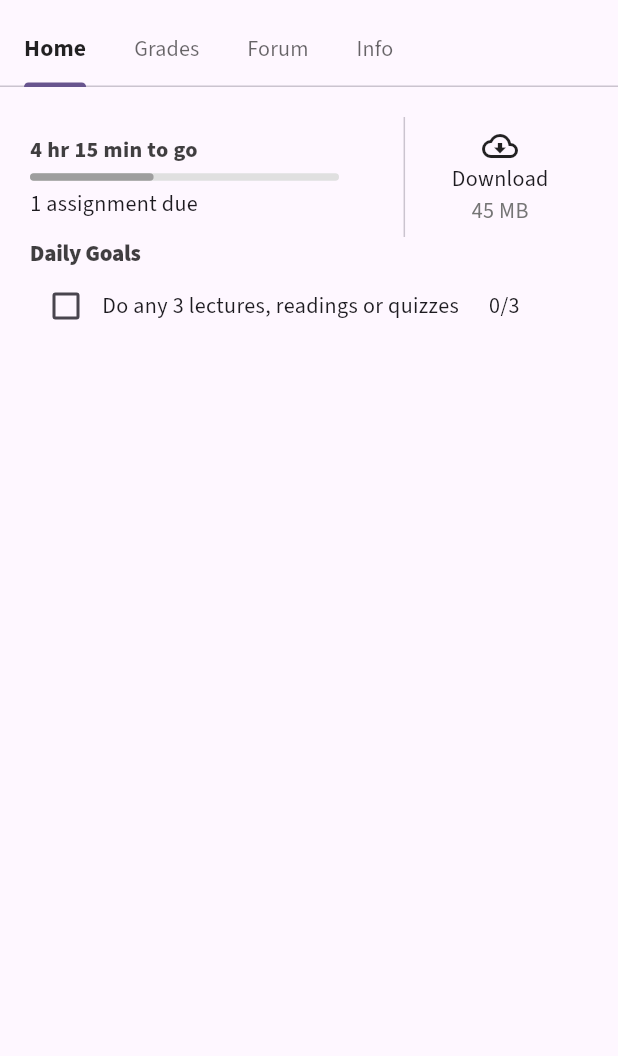
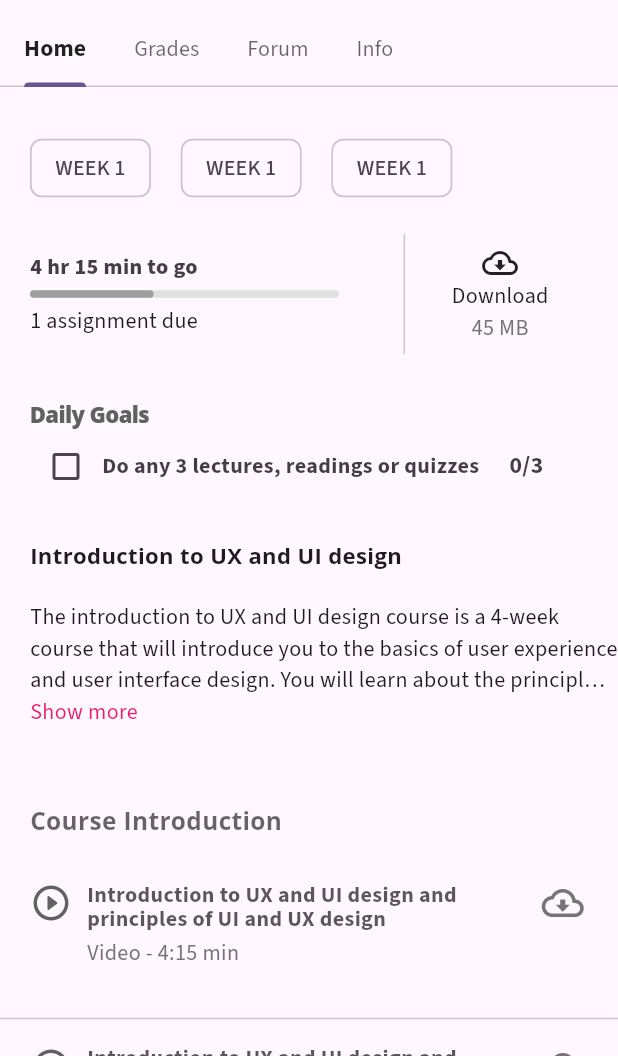
Before and after one commit to mr-jagdish-pu/coursera-app, a Flutter app: the screen it shows once a user with an empty profile is signed in, on a phone screen of 412 x 824 dp, the part 180-1236 px from its top. Run offline on Flutter 3.47's test engine with Material 3 defaults, Android fonts, the phone set to English and light mode, and no system bars; drawn by our look-alikes of readmore; our stand-ins replace dots_indicator, equatable, firebase_auth, firebase_core, flutter_bloc, getwidget and 2 more; accounts and stored records are empty.

Commit message:
feat: homesubpage of a main page completed

```diff
--- a/lib/test_screens/demo_screens.dart
+++ b/lib/features/course_showcase/presentation/ui/pages/course_main_page.dart
@@ -1,9 +1,18 @@
-import 'package:auth_fb_bloc/utils/custom_styles/text_styles.dart';
+
+
+import '../../../../../utils/custom_styles/text_styles.dart';
 import 'package:auth_fb_bloc/utils/responsiveness/extensions.dart';
 import 'package:flutter/material.dart';
+import 'package:google_fonts/google_fonts.dart';
+import 'package:readmore/readmore.dart';
+part '../widgets/course_materials_c.dart';
+part '../widgets/course_introduction_c.dart';
+part '../widgets/daily_goals_c.dart';
+part '../widgets/timeremaining_c.dart';
+part '../widgets/tab_pages/homesubpage.dart';
 
-class DemoTestPage extends StatelessWidget {
-  const DemoTestPage({super.key});
+class CourseMainPage extends StatelessWidget {
+  const CourseMainPage({super.key});
 
   @override
   Widget build(BuildContext context) {
@@ -53,6 +62,7 @@ class DemoTestPage extends StatelessWidget {
                         fontWeight: FontWeight.w400,
                       ),
                       isScrollable: true,
+
                       tabAlignment: TabAlignment.start,
                       tabs: [
                         Tab(
@@ -89,108 +99,3 @@ class DemoTestPage extends StatelessWidget {
             )));
   }
 }
-
-class HomesubPage extends StatelessWidget {
-  const HomesubPage({super.key});
-
-  @override
-  Widget build(BuildContext context) {
-    return Column(
-      crossAxisAlignment: CrossAxisAlignment.start,
-      children: [TimeRemainingC(), DailyGoalsC()],
-    );
-  }
-}
-
-class TimeRemainingC extends StatelessWidget {
-  const TimeRemainingC({super.key});
-
-  @override
-  Widget build(BuildContext context) {
-    final wd = MediaQuery.sizeOf(context).width;
-    return Padding(
-      padding: const EdgeInsets.only(left: 20.0, top: 20),
-      child: SizedBox(
-        child: Row(
-          children: [
-            Column(
-              crossAxisAlignment: CrossAxisAlignment.start,
-              children: [
-                Text(
-                  "4 hr 15 min to go",
-                  style: TextStyles.thickTitle
-                      .copyWith(fontWeight: FontWeight.w800, fontSize: 14),
-                ),
-                Container(
-                  margin: EdgeInsets.symmetric(vertical: 5),
-                  child: LinearProgressIndicator(
-                      value: 0.4,
-                      color: Colors.grey,
-                      minHeight: 5,
-                      backgroundColor: Colors.grey.shade300,
-                      borderRadius: BorderRadius.circular(10)),
-                  width: wd * 0.5,
-                ),
-                Text("1 assignment due"),
-              ],
-            ),
-            SizedBox(
-              width: 40.w,
-            ),
-            SizedBox(
-              height: 80,
-              child: VerticalDivider(
-                width: 3,
-              ),
-            ),
-            SizedBox(width: 30),
-            Column(
-              children: [
-                Icon(Icons.cloud_download_outlined),
-                Text("Download"),
-                Text(
-                  "45 MB",
-                  style: TextStyles.courseSubtitle
-                      .copyWith(color: Colors.grey.shade600),
-                )
-              ],
-            )
-          ],
-        ),
-      ),
-    );
-  }
-}
-
-class DailyGoalsC extends StatelessWidget {
-  const DailyGoalsC({super.key});
-
-  @override
-  Widget build(BuildContext context) {
-    return Padding(
-      padding: const EdgeInsets.only(left: 20),
-      child: Column(
-        crossAxisAlignment: CrossAxisAlignment.start,
-        children: [
-          Text(
-            "Daily Goals",
-            style: TextStyles.thickTitle.copyWith(
-                fontSize: 14.5,
-                fontWeight: FontWeight.w900,
-                letterSpacing: -0.2),
-          ),
-          Row(
-            children: [
-              Checkbox(
-
-                value: false,
-                onChanged: (value) {},
-              ),
-              Text("Do any 3 lectures, readings or quizzes"), SizedBox(width: 20,), Text('0/3')
-            ],
-          )
-        ],
-      ),
-    );
-  }
-}
--- /dev/null
+++ b/lib/features/course_showcase/presentation/ui/widgets/course_introduction_c.dart
@@ -0,0 +1,40 @@
+part of '../pages/course_main_page.dart';
+class CourseIntroductionC extends StatelessWidget {
+  const CourseIntroductionC({super.key});
+
+  @override
+  Widget build(BuildContext context) {
+    return Padding(
+      padding: const EdgeInsets.only(left: 20.0, top: 25),
+      child: Column(
+        crossAxisAlignment: CrossAxisAlignment.start,
+        children: [
+          Text(
+            'Introduction to UX and UI design',
+            style: GoogleFonts.openSans(fontWeight: FontWeight.w700),
+          ),
+          SizedBox(
+            height: 20,
+          ),
+          ReadMoreText(
+            'The introduction to UX and UI design course is a 4-week course '
+                'that will introduce you to the basics of user experience and user interface design. '
+                'You will learn about the principles of design, the design process, and the tools used in the design process. '
+                'You will also learn about the different types of user interfaces and how to design them. '
+                'This course is designed for beginners and no prior experience is required. '
+                'By the end of this course, you will have a solid understanding of the basics of UX and UI design and be able to create your own designs.',
+            trimLines: 3,
+            colorClickableText: Colors.pink,
+            trimMode: TrimMode.Line,
+            trimCollapsedText: '  Show more',
+            trimExpandedText: '  .....Show less',
+          ),
+          //description
+          SizedBox(
+            height: 30,
+          ),
+        ],
+      ),
+    );
+  }
+}
--- /dev/null
+++ b/lib/features/course_showcase/presentation/ui/widgets/course_materials_c.dart
@@ -0,0 +1,81 @@
+part of '../pages/course_main_page.dart';
+class CourseHeader extends StatelessWidget {
+  const CourseHeader({super.key});
+
+  @override
+  Widget build(BuildContext context) {
+    return Column(
+      crossAxisAlignment: CrossAxisAlignment.start,
+      children: [
+        Padding(
+            padding: const EdgeInsets.only(left:20.0, bottom: 20, top: 20),
+            child: Text('Course Introduction', style: GoogleFonts.openSans(fontWeight: FontWeight.w700, fontSize: 15.5, color: Colors.black87.withOpacity(0.6)))
+        ),
+        CourseMaterialListTile(),
+        Divider(),
+        CourseMaterialListTile(),
+        Divider(),
+        CourseMaterialListTile(),
+        Divider(),
+        CourseMaterialListTile(),
+        Divider(),
+      ],
+    );
+  }
+}
+
+class CourseMaterialListTile extends StatelessWidget {
+  const CourseMaterialListTile({super.key});
+
+  @override
+  Widget build(BuildContext context) {
+    final wd = MediaQuery.sizeOf(context).width;
+    return Padding(
+      padding: const EdgeInsets.only(
+        left: 20.0,
+        top: 10,
+        bottom: 25,
+      ),
+      child: Row(
+        crossAxisAlignment: CrossAxisAlignment.start,
+        children: [
+          Icon(
+              Icons.play_circle_outline_rounded,
+              size: 28,
+              color: Colors.grey.shade700
+          ),
+          SizedBox(width: 10),
+          SizedBox(
+            width: wd.w * 0.7,
+            child:
+            Column(crossAxisAlignment: CrossAxisAlignment.start, children: [
+              Text(
+
+                  maxLines: 2,
+
+                  overflow: TextOverflow.ellipsis,
+                  "Introduction to UX and UI design and  principles of UI and UX design",
+                  style: TextStyles.thickTitle
+                      .copyWith(fontWeight: FontWeight.bold, fontSize: 14, height: 1.1, color: Colors.black87.withOpacity(0.65),)
+              ),
+              SizedBox(height: 5,),
+              Text(
+                "Video - 4:15 min",
+                style: TextStyles.courseSubtitle
+                    .copyWith(color: Colors.grey.shade600),
+              ),
+            ]),
+          ),
+          Align(
+            alignment: Alignment.bottomLeft,
+            child: Icon(
+              Icons.cloud_download_outlined,
+              color: Colors.grey.shade600,
+              size: 28,
+            ),
+          ),
+        ],
+      ),
+    );
+  }
+}
--- /dev/null
+++ b/lib/features/course_showcase/presentation/ui/widgets/daily_goals_c.dart
@@ -0,0 +1,44 @@
+part of '../pages/course_main_page.dart';
+class DailyGoalsC extends StatelessWidget {
+  const DailyGoalsC({super.key});
+
+  @override
+  Widget build(BuildContext context) {
+    return Padding(
+      padding: const EdgeInsets.only(left: 20, top: 30),
+      child: Column(
+        crossAxisAlignment: CrossAxisAlignment.start,
+        children: [
+          Text(
+            "Daily Goals",
+            style: GoogleFonts.openSans(
+                fontWeight: FontWeight.w900,
+                letterSpacing: -0.4,
+                color: Colors.grey.shade700),
+          ),
+          Row(
+            children: [
+              Checkbox(
+                value: false,
+                onChanged: (value) {},
+              ),
+              Text(
+                "Do any 3 lectures, readings or quizzes",
+                style: TextStyles.thickTitle
+                    .copyWith(fontWeight: FontWeight.bold, fontSize: 14),
+              ),
+              SizedBox(
+                width: 20,
+              ),
+              Text(
+                '0/3',
+                style: TextStyles.thickTitle
+                    .copyWith(fontWeight: FontWeight.bold, fontSize: 15),
+              )
+            ],
+          )
+        ],
+      ),
+    );
+  }
+}
--- /dev/null
+++ b/lib/features/course_showcase/presentation/ui/widgets/tab_pages/homesubpage.dart
@@ -0,0 +1,42 @@
+part of '../../pages/course_main_page.dart';
+class HomesubPage extends StatelessWidget {
+  const HomesubPage({super.key});
+
+  @override
+  Widget build(BuildContext context) {
+    return ListView(
+      children: [
+        SizedBox(
+          height: 30,
+        ),
+        Row(
+          mainAxisAlignment: MainAxisAlignment.start,
+          children: [
+            SizedBox(
+              width: 20,
+            ),
+            Chip(
+              label: Text("WEEK 1"),
+            ),
+            SizedBox(
+              width: 20,
+            ),
+            Chip(
+              label: Text("WEEK 1"),
+            ),
+            SizedBox(
+              width: 20,
+            ),
+            Chip(
+              label: Text("WEEK 1"),
+            ),
+          ],
+        ),
+        TimeRemainingC(),
+        DailyGoalsC(),
+        CourseIntroductionC(),
+        CourseHeader(),CourseHeader(),
+      ],
+    );
+  }
+}
--- /dev/null
+++ b/lib/features/course_showcase/presentation/ui/widgets/timeremaining_c.dart
@@ -0,0 +1,61 @@
+part of '../pages/course_main_page.dart';
+
+class TimeRemainingC extends StatelessWidget {
+  const TimeRemainingC({super.key});
+
+  @override
+  Widget build(BuildContext context) {
+    final wd = MediaQuery.sizeOf(context).width;
+    return Padding(
+      padding: const EdgeInsets.only(left: 20.0, top: 20),
+      child: SizedBox(
+        child: Row(
+          children: [
+            Column(
+              crossAxisAlignment: CrossAxisAlignment.start,
+              children: [
+                Text(
+                  "4 hr 15 min to go",
+                  style: TextStyles.thickTitle
+                      .copyWith(fontWeight: FontWeight.w800, fontSize: 14),
+                ),
+                Container(
+                  margin: EdgeInsets.symmetric(vertical: 5),
+                  child: LinearProgressIndicator(
+                      value: 0.4,
+                      color: Colors.grey,
+                      minHeight: 5,
+                      backgroundColor: Colors.grey.shade300,
+                      borderRadius: BorderRadius.circular(10)),
+                  width: wd * 0.5,
+                ),
+                Text("1 assignment due"),
+              ],
+            ),
+            SizedBox(
+              width: 40.w,
+            ),
+            SizedBox(
+              height: 80,
+              child: VerticalDivider(
+                width: 3,
+              ),
+            ),
+            SizedBox(width: 30),
+            Column(
+              children: [
+                Icon(Icons.cloud_download_outlined),
+                Text("Download"),
+                Text(
+                  "45 MB",
+                  style: TextStyles.courseSubtitle
+                      .copyWith(color: Colors.grey.shade600),
+                )
+              ],
+            )
+          ],
+        ),
+      ),
+    );
+  }
+}
--- a/lib/main.dart
+++ b/lib/main.dart
@@ -1,7 +1,7 @@
 import 'package:auth_fb_bloc/features/auth/presentation/authenticator_bloc/firebase_authenticator_bloc.dart';
 import 'package:auth_fb_bloc/features/auth/presentation/pages/login_page.dart';
 import 'package:auth_fb_bloc/features/course_showcase/presentation/ui/pages/course_details.dart';
-import 'package:auth_fb_bloc/test_screens/demo_screens.dart';
+import 'package:auth_fb_bloc/features/course_showcase/presentation/ui/pages/course_main_page.dart';
 import 'package:auth_fb_bloc/utils/responsiveness/extensions.dart';
 import 'package:firebase_auth/firebase_auth.dart';
 import 'package:firebase_core/firebase_core.dart';
@@ -47,7 +47,7 @@ class MyApp extends StatelessWidget {
                 return Text('Error');
               }
               if (snapshot.hasData && snapshot.data != null) {
-                return DemoTestPage();
+                return CourseMainPage();
               }
               //if user is not logged in send to login page
 
```
